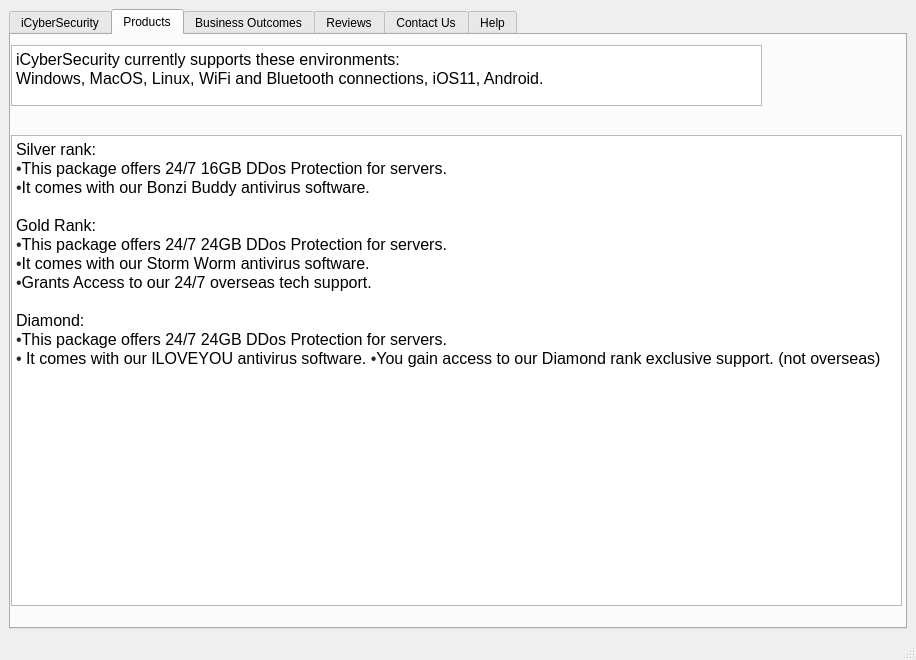
The window that iCyberSecurity-master/iCyberSecurity-master/iCyberSecurity/mainwindow.ui (shatfield4/iCyberSecurity) describes before a commit, drawn with Qt 5.
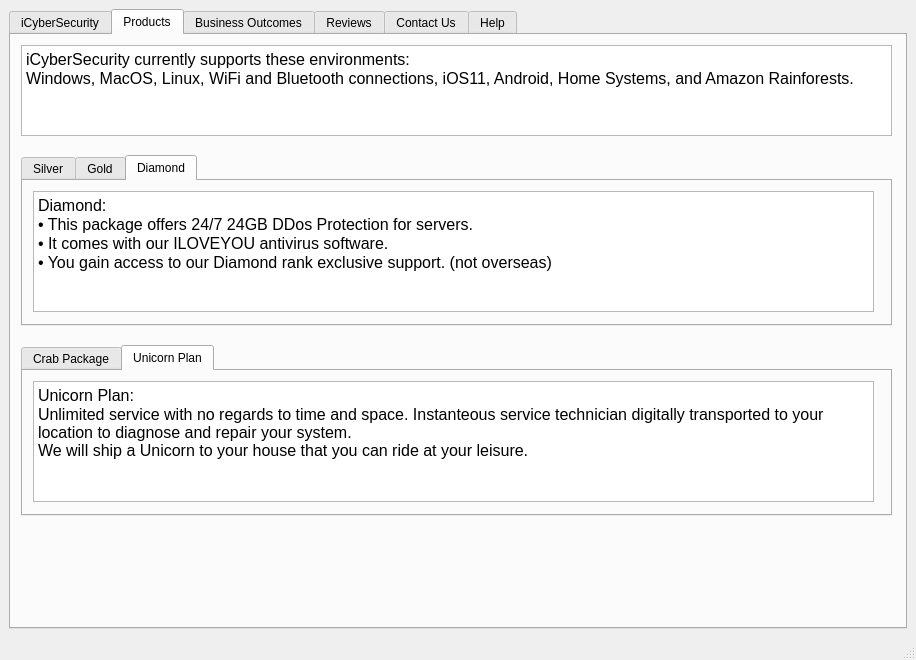
The same window after the commit.

The edit to the form file:
```diff
--- a/iCyberSecurity-master/iCyberSecurity-master/iCyberSecurity/mainwindow.ui
+++ b/iCyberSecurity-master/iCyberSecurity-master/iCyberSecurity/mainwindow.ui
@@ -46,58 +46,170 @@
        <attribute name="title">
         <string>Products</string>
        </attribute>
-       <widget class="QTextBrowser" name="textBrowserProducts">
-        <property name="geometry">
-         <rect>
-          <x>0</x>
-          <y>100</y>
-          <width>891</width>
-          <height>471</height>
-         </rect>
-        </property>
-        <property name="font">
-         <font>
-          <family>Arial</family>
-          <pointsize>12</pointsize>
-         </font>
-        </property>
-        <property name="html">
-         <string>&lt;!DOCTYPE HTML PUBLIC &quot;-//W3C//DTD HTML 4.0//EN&quot; &quot;http://www.w3.org/TR/REC-html40/strict.dtd&quot;&gt;
-&lt;html&gt;&lt;head&gt;&lt;meta name=&quot;qrichtext&quot; content=&quot;1&quot; /&gt;&lt;style type=&quot;text/css&quot;&gt;
-p, li { white-space: pre-wrap; }
-&lt;/style&gt;&lt;/head&gt;&lt;body style=&quot; font-family:'Arial'; font-size:12pt; font-weight:400; font-style:normal;&quot;&gt;
-&lt;p style=&quot; margin-top:0px; margin-bottom:0px; margin-left:0px; margin-right:0px; -qt-block-indent:0; text-indent:0px;&quot;&gt;Silver rank: &lt;/p&gt;
-&lt;p style=&quot; margin-top:0px; margin-bottom:0px; margin-left:0px; margin-right:0px; -qt-block-indent:0; text-indent:0px;&quot;&gt;&lt;span style=&quot; font-family:'-apple-system,BlinkMacSystemFont,Segoe UI,Helvetica,Arial,sans-serif,Apple Color Emoji,Segoe UI Emoji,Segoe UI Symbol'; color:#24292e;&quot;&gt;•&lt;/span&gt;This package offers 24/7 16GB DDos Protection for servers. &lt;/p&gt;
-&lt;p style=&quot; margin-top:0px; margin-bottom:0px; margin-left:0px; margin-right:0px; -qt-block-indent:0; text-indent:0px;&quot;&gt;&lt;span style=&quot; font-family:'-apple-system,BlinkMacSystemFont,Segoe UI,Helvetica,Arial,sans-serif,Apple Color Emoji,Segoe UI Emoji,Segoe UI Symbol'; color:#24292e;&quot;&gt;•&lt;/span&gt;It comes with our Bonzi Buddy antivirus software.&lt;/p&gt;
-&lt;p style=&quot;-qt-paragraph-type:empty; margin-top:0px; margin-bottom:0px; margin-left:0px; margin-right:0px; -qt-block-indent:0; text-indent:0px;&quot;&gt;&lt;br /&gt;&lt;/p&gt;
-&lt;p style=&quot; margin-top:0px; margin-bottom:0px; margin-left:0px; margin-right:0px; -qt-block-indent:0; text-indent:0px;&quot;&gt;Gold Rank: &lt;/p&gt;
-&lt;p style=&quot; margin-top:0px; margin-bottom:0px; margin-left:0px; margin-right:0px; -qt-block-indent:0; text-indent:0px;&quot;&gt;&lt;span style=&quot; font-family:'-apple-system,BlinkMacSystemFont,Segoe UI,Helvetica,Arial,sans-serif,Apple Color Emoji,Segoe UI Emoji,Segoe UI Symbol'; color:#24292e;&quot;&gt;•&lt;/span&gt;This package offers 24/7 24GB DDos Protection for servers. &lt;/p&gt;
-&lt;p style=&quot; margin-top:0px; margin-bottom:0px; margin-left:0px; margin-right:0px; -qt-block-indent:0; text-indent:0px;&quot;&gt;&lt;span style=&quot; font-family:'-apple-system,BlinkMacSystemFont,Segoe UI,Helvetica,Arial,sans-serif,Apple Color Emoji,Segoe UI Emoji,Segoe UI Symbol'; color:#24292e;&quot;&gt;•&lt;/span&gt;It comes with our Storm Worm antivirus software. &lt;/p&gt;
-&lt;p style=&quot; margin-top:0px; margin-bottom:0px; margin-left:0px; margin-right:0px; -qt-block-indent:0; text-indent:0px;&quot;&gt;&lt;span style=&quot; font-family:'-apple-system,BlinkMacSystemFont,Segoe UI,Helvetica,Arial,sans-serif,Apple Color Emoji,Segoe UI Emoji,Segoe UI Symbol'; color:#24292e;&quot;&gt;•&lt;/span&gt;Grants Access to our 24/7 overseas tech support.   &lt;/p&gt;
-&lt;p style=&quot;-qt-paragraph-type:empty; margin-top:0px; margin-bottom:0px; margin-left:0px; margin-right:0px; -qt-block-indent:0; text-indent:0px;&quot;&gt;&lt;br /&gt;&lt;/p&gt;
-&lt;p style=&quot; margin-top:0px; margin-bottom:0px; margin-left:0px; margin-right:0px; -qt-block-indent:0; text-indent:0px;&quot;&gt;Diamond: &lt;/p&gt;
-&lt;p style=&quot; margin-top:0px; margin-bottom:0px; margin-left:0px; margin-right:0px; -qt-block-indent:0; text-indent:0px;&quot;&gt;&lt;span style=&quot; font-family:'-apple-system,BlinkMacSystemFont,Segoe UI,Helvetica,Arial,sans-serif,Apple Color Emoji,Segoe UI Emoji,Segoe UI Symbol'; color:#24292e;&quot;&gt;•&lt;/span&gt;This package offers 24/7 24GB DDos Protection for servers.&lt;/p&gt;
-&lt;p style=&quot; margin-top:0px; margin-bottom:0px; margin-left:0px; margin-right:0px; -qt-block-indent:0; text-indent:0px;&quot;&gt;&lt;span style=&quot; font-family:'-apple-system,BlinkMacSystemFont,Segoe UI,Helvetica,Arial,sans-serif,Apple Color Emoji,Segoe UI Emoji,Segoe UI Symbol'; color:#24292e;&quot;&gt;•&lt;/span&gt; It comes with our ILOVEYOU antivirus software. &lt;span style=&quot; font-family:'-apple-system,BlinkMacSystemFont,Segoe UI,Helvetica,Arial,sans-serif,Apple Color Emoji,Segoe UI Emoji,Segoe UI Symbol'; color:#24292e;&quot;&gt;•&lt;/span&gt;You gain access to our Diamond rank exclusive support. (not overseas)&lt;/p&gt;&lt;/body&gt;&lt;/html&gt;</string>
-        </property>
-       </widget>
        <widget class="QTextBrowser" name="textBrowserEnvironments">
         <property name="geometry">
          <rect>
-          <x>0</x>
+          <x>10</x>
           <y>10</y>
-          <width>751</width>
-          <height>61</height>
+          <width>871</width>
+          <height>91</height>
          </rect>
         </property>
         <property name="html">
          <string>&lt;!DOCTYPE HTML PUBLIC &quot;-//W3C//DTD HTML 4.0//EN&quot; &quot;http://www.w3.org/TR/REC-html40/strict.dtd&quot;&gt;
 &lt;html&gt;&lt;head&gt;&lt;meta name=&quot;qrichtext&quot; content=&quot;1&quot; /&gt;&lt;style type=&quot;text/css&quot;&gt;
 p, li { white-space: pre-wrap; }
-&lt;/style&gt;&lt;/head&gt;&lt;body style=&quot; font-family:'MS Shell Dlg 2'; font-size:8.25pt; font-weight:400; font-style:normal;&quot;&gt;
+&lt;/style&gt;&lt;/head&gt;&lt;body style=&quot; font-family:'MS Shell Dlg 2'; font-size:7.8pt; font-weight:400; font-style:normal;&quot;&gt;
 &lt;p style=&quot; margin-top:0px; margin-bottom:0px; margin-left:0px; margin-right:0px; -qt-block-indent:0; text-indent:0px;&quot;&gt;&lt;span style=&quot; font-size:12pt;&quot;&gt;iCyberSecurity currently supports these environments:&lt;/span&gt;&lt;/p&gt;
-&lt;p style=&quot; margin-top:0px; margin-bottom:0px; margin-left:0px; margin-right:0px; -qt-block-indent:0; text-indent:0px;&quot;&gt;&lt;span style=&quot; font-size:12pt;&quot;&gt;Windows, MacOS, Linux, WiFi and Bluetooth connections, iOS11, Android.&lt;/span&gt;&lt;/p&gt;&lt;/body&gt;&lt;/html&gt;</string>
+&lt;p style=&quot; margin-top:0px; margin-bottom:0px; margin-left:0px; margin-right:0px; -qt-block-indent:0; text-indent:0px;&quot;&gt;&lt;span style=&quot; font-size:12pt;&quot;&gt;Windows, MacOS, Linux, WiFi and Bluetooth connections, iOS11, Android, Home Systems, and Amazon Rainforests.&lt;/span&gt;&lt;/p&gt;&lt;/body&gt;&lt;/html&gt;</string>
         </property>
        </widget>
+       <widget class="QTabWidget" name="tabsProduct">
+        <property name="geometry">
+         <rect>
+          <x>10</x>
+          <y>120</y>
+          <width>871</width>
+          <height>171</height>
+         </rect>
+        </property>
+        <property name="currentIndex">
+         <number>2</number>
+        </property>
+        <widget class="QWidget" name="tabSilver">
+         <attribute name="title">
+          <string>Silver</string>
+         </attribute>
+         <widget class="QTextBrowser" name="textSilver">
+          <property name="geometry">
+           <rect>
+            <x>10</x>
+            <y>10</y>
+            <width>841</width>
+            <height>121</height>
+           </rect>
+          </property>
+          <property name="html">
+           <string>&lt;!DOCTYPE HTML PUBLIC &quot;-//W3C//DTD HTML 4.0//EN&quot; &quot;http://www.w3.org/TR/REC-html40/strict.dtd&quot;&gt;
+&lt;html&gt;&lt;head&gt;&lt;meta name=&quot;qrichtext&quot; content=&quot;1&quot; /&gt;&lt;style type=&quot;text/css&quot;&gt;
+p, li { white-space: pre-wrap; }
+&lt;/style&gt;&lt;/head&gt;&lt;body style=&quot; font-family:'MS Shell Dlg 2'; font-size:7.8pt; font-weight:400; font-style:normal;&quot;&gt;
+&lt;p style=&quot; margin-top:0px; margin-bottom:0px; margin-left:0px; margin-right:0px; -qt-block-indent:0; text-indent:0px;&quot;&gt;&lt;span style=&quot; font-size:12pt;&quot;&gt;Silver Protection Plan:&lt;/span&gt;&lt;/p&gt;
+&lt;p style=&quot; margin-top:0px; margin-bottom:0px; margin-left:0px; margin-right:0px; -qt-block-indent:0; text-indent:0px;&quot;&gt;&lt;span style=&quot; font-size:12pt;&quot;&gt;• This package offers 24/7 16GB DDos Protection for servers. &lt;/span&gt;&lt;/p&gt;
+&lt;p style=&quot; margin-top:0px; margin-bottom:0px; margin-left:0px; margin-right:0px; -qt-block-indent:0; text-indent:0px;&quot;&gt;&lt;span style=&quot; font-size:12pt;&quot;&gt;• It comes with our Bonzi Buddy antivirus software.&lt;/span&gt;&lt;/p&gt;&lt;/body&gt;&lt;/html&gt;</string>
+          </property>
+         </widget>
+        </widget>
+        <widget class="QWidget" name="tabGold">
+         <attribute name="title">
+          <string>Gold</string>
+         </attribute>
+         <widget class="QTextBrowser" name="textGold">
+          <property name="geometry">
+           <rect>
+            <x>10</x>
+            <y>10</y>
+            <width>841</width>
+            <height>121</height>
+           </rect>
+          </property>
+          <property name="html">
+           <string>&lt;!DOCTYPE HTML PUBLIC &quot;-//W3C//DTD HTML 4.0//EN&quot; &quot;http://www.w3.org/TR/REC-html40/strict.dtd&quot;&gt;
+&lt;html&gt;&lt;head&gt;&lt;meta name=&quot;qrichtext&quot; content=&quot;1&quot; /&gt;&lt;style type=&quot;text/css&quot;&gt;
+p, li { white-space: pre-wrap; }
+&lt;/style&gt;&lt;/head&gt;&lt;body style=&quot; font-family:'MS Shell Dlg 2'; font-size:7.8pt; font-weight:400; font-style:normal;&quot;&gt;
+&lt;p style=&quot; margin-top:0px; margin-bottom:0px; margin-left:0px; margin-right:0px; -qt-block-indent:0; text-indent:0px;&quot;&gt;&lt;span style=&quot; font-size:12pt;&quot;&gt;Gold Protection Plan:&lt;/span&gt;&lt;/p&gt;
+&lt;p style=&quot; margin-top:0px; margin-bottom:0px; margin-left:0px; margin-right:0px; -qt-block-indent:0; text-indent:0px;&quot;&gt;&lt;span style=&quot; font-size:12pt;&quot;&gt;• This package offers 24/7 24GB DDos Protection for servers. &lt;/span&gt;&lt;/p&gt;
+&lt;p style=&quot; margin-top:0px; margin-bottom:0px; margin-left:0px; margin-right:0px; -qt-block-indent:0; text-indent:0px;&quot;&gt;&lt;span style=&quot; font-size:12pt;&quot;&gt;• It comes with our Storm Worm antivirus software. &lt;/span&gt;&lt;/p&gt;
+&lt;p style=&quot; margin-top:0px; margin-bottom:0px; margin-left:0px; margin-right:0px; -qt-block-indent:0; text-indent:0px;&quot;&gt;&lt;span style=&quot; font-size:12pt;&quot;&gt;• Grants Access to our 24/7 overseas tech support. &lt;/span&gt;&lt;/p&gt;&lt;/body&gt;&lt;/html&gt;</string>
+          </property>
+         </widget>
+        </widget>
+        <widget class="QWidget" name="tabDiamond">
+         <attribute name="title">
+          <string>Diamond</string>
+         </attribute>
+         <widget class="QTextBrowser" name="textDiamond">
+          <property name="geometry">
+           <rect>
+            <x>10</x>
+            <y>10</y>
+            <width>841</width>
+            <height>121</height>
+           </rect>
+          </property>
+          <property name="html">
+           <string>&lt;!DOCTYPE HTML PUBLIC &quot;-//W3C//DTD HTML 4.0//EN&quot; &quot;http://www.w3.org/TR/REC-html40/strict.dtd&quot;&gt;
+&lt;html&gt;&lt;head&gt;&lt;meta name=&quot;qrichtext&quot; content=&quot;1&quot; /&gt;&lt;style type=&quot;text/css&quot;&gt;
+p, li { white-space: pre-wrap; }
+&lt;/style&gt;&lt;/head&gt;&lt;body style=&quot; font-family:'MS Shell Dlg 2'; font-size:7.8pt; font-weight:400; font-style:normal;&quot;&gt;
+&lt;p style=&quot; margin-top:0px; margin-bottom:0px; margin-left:0px; margin-right:0px; -qt-block-indent:0; text-indent:0px;&quot;&gt;&lt;span style=&quot; font-size:12pt;&quot;&gt;Diamond: &lt;/span&gt;&lt;/p&gt;
+&lt;p style=&quot; margin-top:0px; margin-bottom:0px; margin-left:0px; margin-right:0px; -qt-block-indent:0; text-indent:0px;&quot;&gt;&lt;span style=&quot; font-size:12pt;&quot;&gt;• This package offers 24/7 24GB DDos Protection for servers.&lt;/span&gt;&lt;/p&gt;
+&lt;p style=&quot; margin-top:0px; margin-bottom:0px; margin-left:0px; margin-right:0px; -qt-block-indent:0; text-indent:0px;&quot;&gt;&lt;span style=&quot; font-size:12pt;&quot;&gt;• It comes with our ILOVEYOU antivirus software. &lt;/span&gt;&lt;/p&gt;
+&lt;p style=&quot; margin-top:0px; margin-bottom:0px; margin-left:0px; margin-right:0px; -qt-block-indent:0; text-indent:0px;&quot;&gt;&lt;span style=&quot; font-size:12pt;&quot;&gt;• You gain access to our Diamond rank exclusive support. (not overseas)&lt;/span&gt;&lt;/p&gt;&lt;/body&gt;&lt;/html&gt;</string>
+          </property>
+         </widget>
+        </widget>
+       </widget>
+       <widget class="QTabWidget" name="tabsPlans">
+        <property name="geometry">
+         <rect>
+          <x>10</x>
+          <y>310</y>
+          <width>871</width>
+          <height>171</height>
+         </rect>
+        </property>
+        <property name="currentIndex">
+         <number>1</number>
+        </property>
+        <widget class="QWidget" name="tabCrab">
+         <attribute name="title">
+          <string>Crab Package</string>
+         </attribute>
+         <widget class="QTextBrowser" name="textCrab">
+          <property name="geometry">
+           <rect>
+            <x>10</x>
+            <y>10</y>
+            <width>841</width>
+            <height>121</height>
+           </rect>
+          </property>
+          <property name="html">
+           <string>&lt;!DOCTYPE HTML PUBLIC &quot;-//W3C//DTD HTML 4.0//EN&quot; &quot;http://www.w3.org/TR/REC-html40/strict.dtd&quot;&gt;
+&lt;html&gt;&lt;head&gt;&lt;meta name=&quot;qrichtext&quot; content=&quot;1&quot; /&gt;&lt;style type=&quot;text/css&quot;&gt;
+p, li { white-space: pre-wrap; }
+&lt;/style&gt;&lt;/head&gt;&lt;body style=&quot; font-family:'MS Shell Dlg 2'; font-size:7.8pt; font-weight:400; font-style:normal;&quot;&gt;
+&lt;p style=&quot; margin-top:0px; margin-bottom:0px; margin-left:0px; margin-right:0px; -qt-block-indent:0; text-indent:0px;&quot;&gt;&lt;span style=&quot; font-size:12pt;&quot;&gt;Crab Package:&lt;/span&gt;&lt;/p&gt;
+&lt;p style=&quot; margin-top:0px; margin-bottom:0px; margin-left:0px; margin-right:0px; -qt-block-indent:0; text-indent:0px;&quot;&gt;&lt;span style=&quot; font-size:12pt;&quot;&gt;Lifetime service with 34/8 hours a day live chat support.&lt;br /&gt;Crab dinner every other Tuesday delivered to your house.&lt;/span&gt;&lt;/p&gt;&lt;/body&gt;&lt;/html&gt;</string>
+          </property>
+         </widget>
+        </widget>
+        <widget class="QWidget" name="tabUnicorn">
+         <attribute name="title">
+          <string>Unicorn Plan</string>
+         </attribute>
+         <widget class="QTextBrowser" name="textUnicorn">
+          <property name="geometry">
+           <rect>
+            <x>10</x>
+            <y>10</y>
+            <width>841</width>
+            <height>121</height>
+           </rect>
+          </property>
+          <property name="html">
+           <string>&lt;!DOCTYPE HTML PUBLIC &quot;-//W3C//DTD HTML 4.0//EN&quot; &quot;http://www.w3.org/TR/REC-html40/strict.dtd&quot;&gt;
+&lt;html&gt;&lt;head&gt;&lt;meta name=&quot;qrichtext&quot; content=&quot;1&quot; /&gt;&lt;style type=&quot;text/css&quot;&gt;
+p, li { white-space: pre-wrap; }
+&lt;/style&gt;&lt;/head&gt;&lt;body style=&quot; font-family:'MS Shell Dlg 2'; font-size:7.8pt; font-weight:400; font-style:normal;&quot;&gt;
+&lt;p style=&quot; margin-top:0px; margin-bottom:0px; margin-left:0px; margin-right:0px; -qt-block-indent:0; text-indent:0px;&quot;&gt;&lt;span style=&quot; font-size:12pt;&quot;&gt;Unicorn Plan:&lt;/span&gt;&lt;/p&gt;
+&lt;p style=&quot; margin-top:0px; margin-bottom:0px; margin-left:0px; margin-right:0px; -qt-block-indent:0; text-indent:0px;&quot;&gt;&lt;span style=&quot; font-size:12pt;&quot;&gt;Unlimited service with no regards to time and space. Instanteous service technician digitally transported to your location to diagnose and repair your system.&lt;br /&gt;We will ship a Unicorn to your house that you can ride at your leisure.&lt;/span&gt;&lt;/p&gt;&lt;/body&gt;&lt;/html&gt;</string>
+          </property>
+         </widget>
+        </widget>
+       </widget>
       </widget>
       <widget class="QWidget" name="tabBusinessOutcomes">
        <attribute name="title">
```
Left out of the diff: 8 changed lines with no effect on the pictures.
